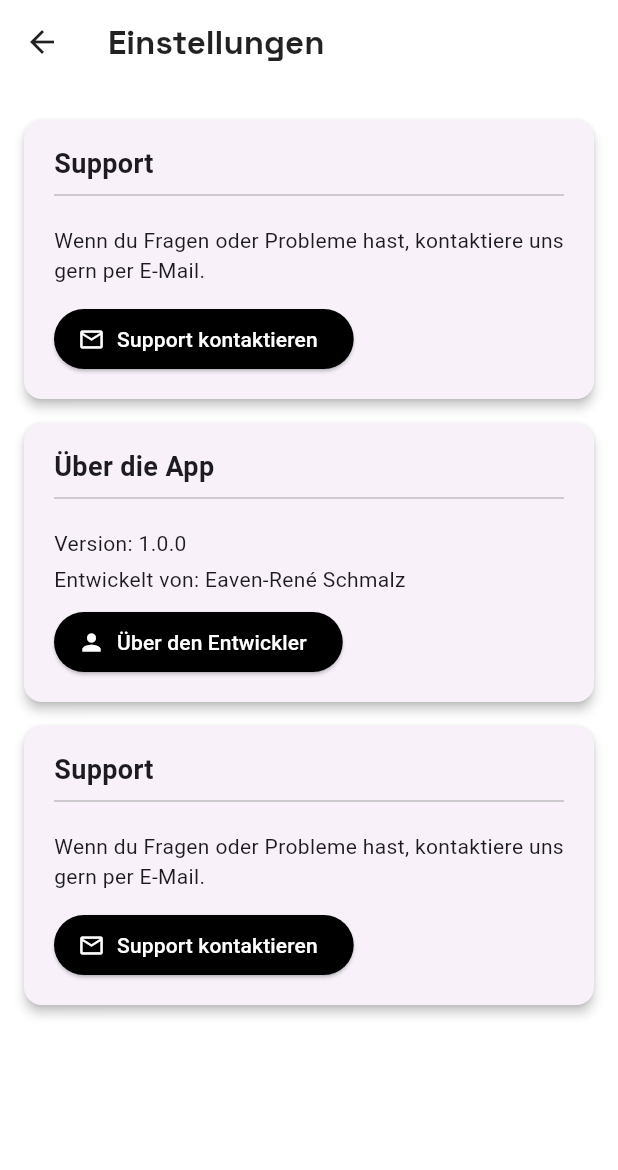
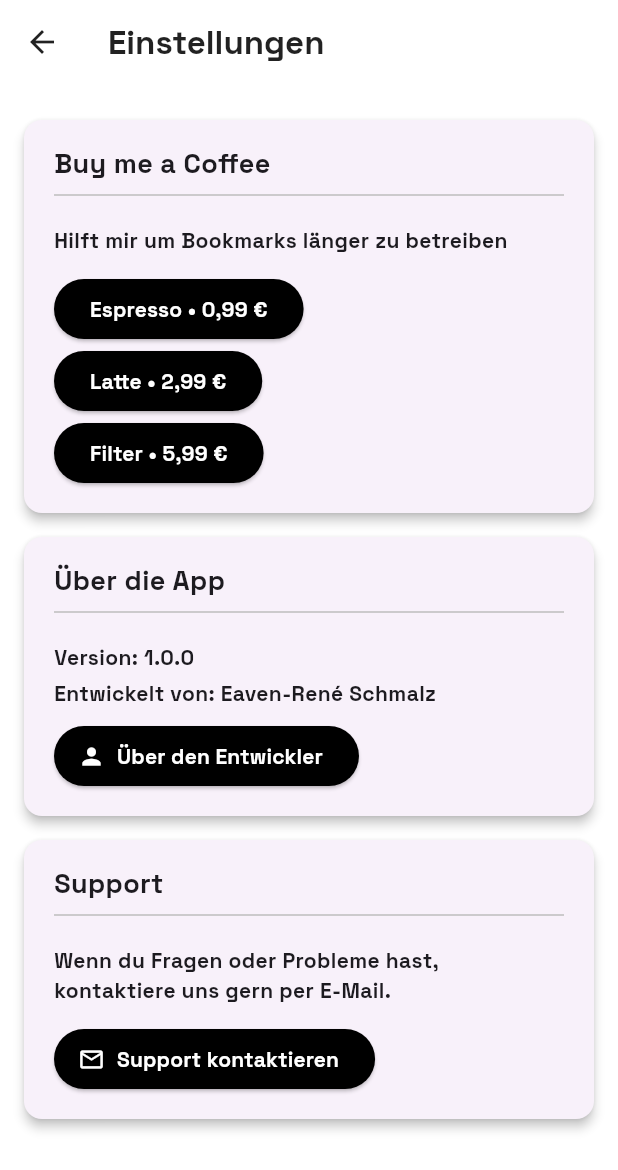
Before and after one commit to EavenCS/bookmarks_link_directory, a Flutter app: the Settings screen opened directly, on a phone screen of 412 x 824 dp. Shown: the top 1170 px of the screen. Run offline on Flutter 3.47's test engine with Material 3 defaults, Android fonts, the phone set to English and light mode, and no system bars; our stand-ins replace flutter_slidable, hive, hive_flutter; accounts and stored records are empty.

Commit message:
refactor: update support section with new coffee options and styling

```diff
--- a/lib/pages/settings.dart
+++ b/lib/pages/settings.dart
@@ -31,20 +31,61 @@ class _SettingsState extends State<Settings> {
         children: [
           cardWidget([
             const Text(
-              "Support",
-              style: TextStyle(fontSize: 18, fontWeight: FontWeight.bold),
+              "Buy me a Coffee",
+              style: TextStyle(
+                fontSize: 18,
+                fontWeight: FontWeight.bold,
+                fontFamily: "SpaceGrotesk",
+              ),
             ),
             Divider(color: Colors.grey[400]),
 
             const SizedBox(height: 12),
             const Text(
-              "Wenn du Fragen oder Probleme hast, kontaktiere uns gern per E-Mail.",
+              "Hilft mir um Bookmarks länger zu betreiben",
+              style: const TextStyle(
+                fontFamily: "SpaceGrotesk",
+                fontWeight: FontWeight.bold,
+              ),
             ),
             const SizedBox(height: 12),
             ElevatedButton.icon(
               onPressed: _sendSupportEmail,
-              icon: const Icon(Icons.mail_outline),
-              label: const Text("Support kontaktieren"),
+              label: const Text(
+                "Espresso • 0,99 €",
+                style: const TextStyle(
+                  fontFamily: "SpaceGrotesk",
+                  fontWeight: FontWeight.bold,
+                ),
+              ),
+              style: ElevatedButton.styleFrom(
+                backgroundColor: Colors.black,
+                foregroundColor: Colors.white,
+              ),
+            ),
+            ElevatedButton.icon(
+              onPressed: _sendSupportEmail,
+              label: const Text(
+                "Latte • 2,99 €",
+                style: const TextStyle(
+                  fontFamily: "SpaceGrotesk",
+                  fontWeight: FontWeight.bold,
+                ),
+              ),
+              style: ElevatedButton.styleFrom(
+                backgroundColor: Colors.black,
+                foregroundColor: Colors.white,
+              ),
+            ),
+            ElevatedButton.icon(
+              onPressed: _sendSupportEmail,
+              label: const Text(
+                "Filter • 5,99 €",
+                style: const TextStyle(
+                  fontFamily: "SpaceGrotesk",
+                  fontWeight: FontWeight.bold,
+                ),
+              ),
               style: ElevatedButton.styleFrom(
                 backgroundColor: Colors.black,
                 foregroundColor: Colors.white,
@@ -54,13 +95,29 @@ class _SettingsState extends State<Settings> {
           cardWidget([
             const Text(
               "Über die App",
-              style: TextStyle(fontSize: 18, fontWeight: FontWeight.bold),
+              style: const TextStyle(
+                fontSize: 18,
+                fontWeight: FontWeight.bold,
+                fontFamily: "SpaceGrotesk",
+              ),
             ),
             Divider(color: Colors.grey[400]),
             const SizedBox(height: 12),
-            const Text("Version: 1.0.0"),
+            const Text(
+              "Version: 1.0.0",
+              style: const TextStyle(
+                fontFamily: "SpaceGrotesk",
+                fontWeight: FontWeight.bold,
+              ),
+            ),
             const SizedBox(height: 4),
-            const Text("Entwickelt von: Eaven-René Schmalz"),
+            const Text(
+              "Entwickelt von: Eaven-René Schmalz",
+              style: const TextStyle(
+                fontFamily: "SpaceGrotesk",
+                fontWeight: FontWeight.bold,
+              ),
+            ),
             const SizedBox(height: 8),
 
             ElevatedButton.icon(
@@ -70,7 +127,13 @@ class _SettingsState extends State<Settings> {
                 );
               },
               icon: const Icon(Icons.person),
-              label: const Text("Über den Entwickler"),
+              label: const Text(
+                "Über den Entwickler",
+                style: const TextStyle(
+                  fontFamily: "SpaceGrotesk",
+                  fontWeight: FontWeight.bold,
+                ),
+              ),
               style: ElevatedButton.styleFrom(
                 backgroundColor: Colors.black,
                 foregroundColor: Colors.white,
@@ -80,19 +143,33 @@ class _SettingsState extends State<Settings> {
           cardWidget([
             const Text(
               "Support",
-              style: TextStyle(fontSize: 18, fontWeight: FontWeight.bold),
+              style: TextStyle(
+                fontSize: 18,
+                fontWeight: FontWeight.bold,
+                fontFamily: "SpaceGrotesk",
+              ),
             ),
             Divider(color: Colors.grey[400]),
 
             const SizedBox(height: 12),
             const Text(
               "Wenn du Fragen oder Probleme hast, kontaktiere uns gern per E-Mail.",
+              style: const TextStyle(
+                fontFamily: "SpaceGrotesk",
+                fontWeight: FontWeight.bold,
+              ),
             ),
             const SizedBox(height: 12),
             ElevatedButton.icon(
               onPressed: _sendSupportEmail,
               icon: const Icon(Icons.mail_outline),
-              label: const Text("Support kontaktieren"),
+              label: const Text(
+                "Support kontaktieren",
+                style: const TextStyle(
+                  fontFamily: "SpaceGrotesk",
+                  fontWeight: FontWeight.bold,
+                ),
+              ),
               style: ElevatedButton.styleFrom(
                 backgroundColor: Colors.black,
                 foregroundColor: Colors.white,
```
